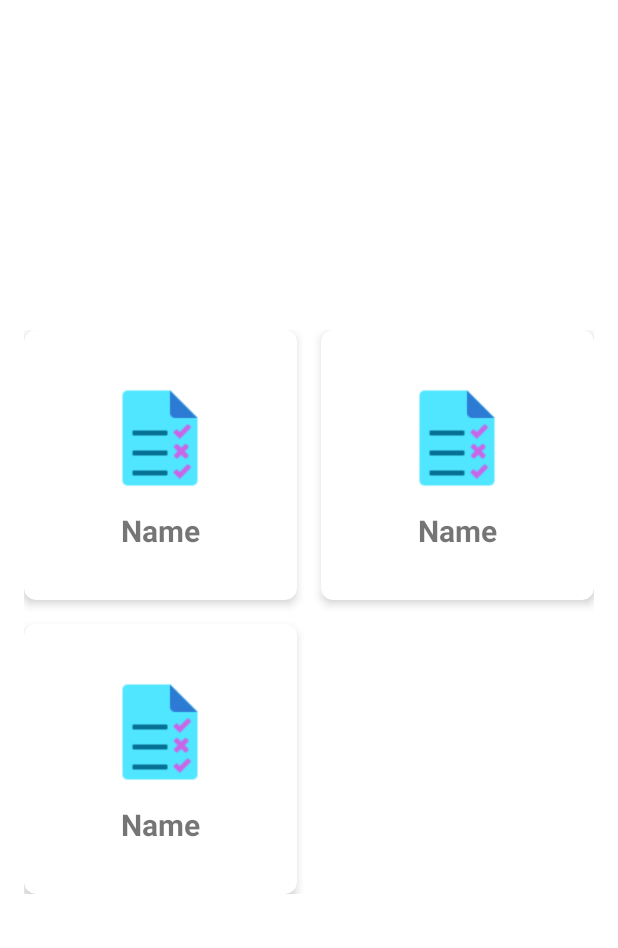
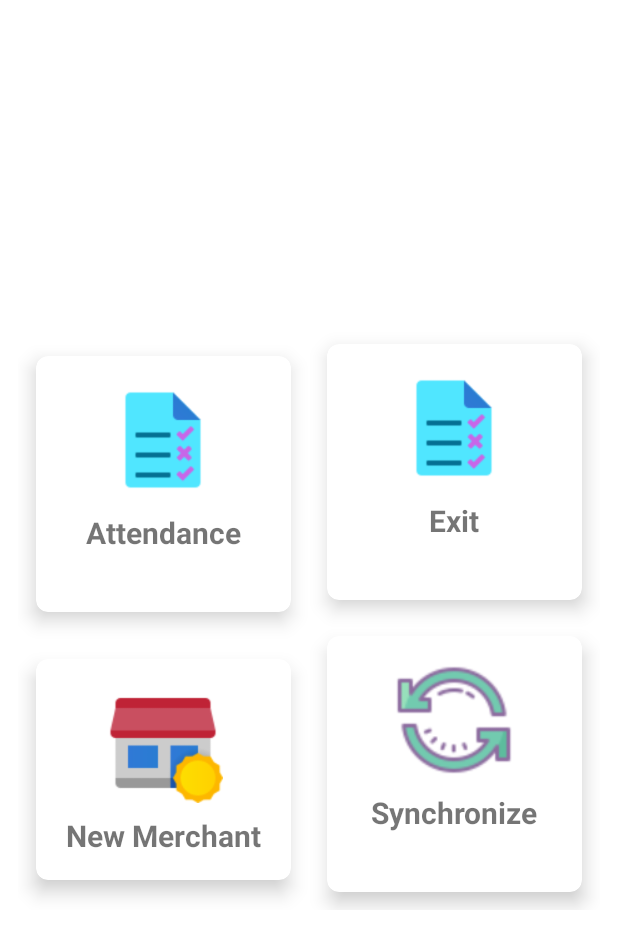
Before and after one commit to monir-shurjomukhi/shurjopay-agent-android, an Android app: the layout fragment_home.xml on its own in the app's theme, with its tools: preview values and no code run, on a phone screen of 412 x 824 dp. Shown: the top 948 px of the screen. Run offline under Robolectric (Android 15) with nearby library versions, the phone set to English and light mode, and no system bars.

Commit message:
redesign home fragment

```diff
--- a/app/src/main/java/com/sm/spagent/ui/fragment/HomeFragment.kt
+++ b/app/src/main/java/com/sm/spagent/ui/fragment/HomeFragment.kt
@@ -44,7 +44,7 @@ class HomeFragment : Fragment() {
       R.drawable.ic_synchronize
     )
     val adapter = HomeAdapter(requireContext(), gridItems, gridIcons)
-    binding.gridView.adapter = adapter
+    //binding.gridView.adapter = adapter
 
     return root
   }
--- a/app/src/main/res/layout/fragment_home.xml
+++ b/app/src/main/res/layout/fragment_home.xml
@@ -1,12 +1,18 @@
 <?xml version="1.0" encoding="utf-8"?>
-<androidx.constraintlayout.widget.ConstraintLayout xmlns:android="http://schemas.android.com/apk/res/android"
+<ScrollView xmlns:android="http://schemas.android.com/apk/res/android"
     xmlns:app="http://schemas.android.com/apk/res-auto"
     xmlns:tools="http://schemas.android.com/tools"
     android:layout_width="match_parent"
-    android:layout_height="match_parent"
+    android:layout_height="match_parent">
+
+  <androidx.constraintlayout.widget.ConstraintLayout
+      android:layout_gravity="center"
+      android:layout_width="match_parent"
+      android:layout_height="wrap_content"
+      android:padding="12dp"
       tools:context=".ui.fragment.HomeFragment">
 
-  <GridView
+    <!--<GridView
         android:padding="@dimen/activity_horizontal_margin"
         android:id="@+id/gridView"
         android:numColumns="auto_fit"
@@ -20,5 +26,150 @@
         app:layout_constraintBottom_toBottomOf="parent"
         android:layout_width="0dp"
         android:layout_marginBottom="8dp"
-      android:layout_height="wrap_content"/>
+        android:layout_height="wrap_content"/>-->
+
+    <com.google.android.material.card.MaterialCardView
+        android:id="@+id/attendanceLayout"
+        android:layout_width="0dp"
+        android:layout_height="wrap_content"
+        android:layout_margin="12dp"
+        app:cardCornerRadius="8dp"
+        app:cardElevation="8dp"
+        app:layout_constraintBottom_toTopOf="@id/newMerchantLayout"
+        app:layout_constraintEnd_toStartOf="@id/exitLayout"
+        app:layout_constraintStart_toStartOf="parent"
+        app:layout_constraintTop_toTopOf="parent">
+
+      <LinearLayout
+          android:layout_width="match_parent"
+          android:layout_height="wrap_content"
+          android:layout_gravity="center"
+          android:gravity="center"
+          android:orientation="vertical"
+          android:padding="16dp">
+
+        <ImageView
+            android:id="@+id/itemImageView"
+            android:layout_width="80dp"
+            android:layout_height="80dp"
+            tools:src="@drawable/ic_attendance" />
+
+        <TextView
+            android:id="@+id/itemNameTextView"
+            android:layout_width="wrap_content"
+            android:layout_height="wrap_content"
+            android:layout_marginTop="8dp"
+            android:textSize="20sp"
+            android:textStyle="bold"
+            tools:text="@string/attendance" />
+      </LinearLayout>
+    </com.google.android.material.card.MaterialCardView>
+
+    <com.google.android.material.card.MaterialCardView
+        android:id="@+id/exitLayout"
+        android:layout_width="0dp"
+        android:layout_height="wrap_content"
+        android:layout_margin="12dp"
+        app:cardCornerRadius="8dp"
+        app:cardElevation="8dp"
+        app:layout_constraintBottom_toTopOf="@id/synchronizeLayout"
+        app:layout_constraintEnd_toEndOf="parent"
+        app:layout_constraintStart_toEndOf="@id/attendanceLayout"
+        app:layout_constraintTop_toTopOf="parent">
+
+      <LinearLayout
+          android:layout_width="match_parent"
+          android:layout_height="wrap_content"
+          android:layout_gravity="center"
+          android:gravity="center"
+          android:orientation="vertical"
+          android:padding="16dp">
+
+        <ImageView
+            android:id="@+id/exitImageView"
+            android:layout_width="80dp"
+            android:layout_height="80dp"
+            tools:src="@drawable/ic_attendance" />
+
+        <TextView
+            android:id="@+id/exitTextView"
+            android:layout_width="wrap_content"
+            android:layout_height="wrap_content"
+            android:layout_marginTop="8dp"
+            android:textSize="20sp"
+            android:textStyle="bold"
+            tools:text="@string/exit" />
+      </LinearLayout>
+    </com.google.android.material.card.MaterialCardView>
+
+    <com.google.android.material.card.MaterialCardView
+        android:id="@+id/newMerchantLayout"
+        android:layout_width="0dp"
+        android:layout_height="wrap_content"
+        android:layout_margin="12dp"
+        app:cardCornerRadius="8dp"
+        app:cardElevation="8dp"
+        app:layout_constraintBottom_toBottomOf="parent"
+        app:layout_constraintEnd_toStartOf="@id/synchronizeLayout"
+        app:layout_constraintStart_toStartOf="parent"
+        app:layout_constraintTop_toBottomOf="@id/attendanceLayout">
+
+      <LinearLayout
+          android:layout_width="match_parent"
+          android:layout_height="wrap_content"
+          android:layout_gravity="center"
+          android:gravity="center"
+          android:orientation="vertical"
+          android:padding="16dp">
+
+        <ImageView
+            android:layout_width="80dp"
+            android:layout_height="80dp"
+            tools:src="@drawable/ic_new_merchant" />
+
+        <TextView
+            android:layout_width="wrap_content"
+            android:layout_height="wrap_content"
+            android:layout_marginTop="8dp"
+            android:textSize="20sp"
+            android:textStyle="bold"
+            android:text="@string/new_merchant" />
+      </LinearLayout>
+    </com.google.android.material.card.MaterialCardView>
+
+    <com.google.android.material.card.MaterialCardView
+        android:id="@+id/synchronizeLayout"
+        android:layout_width="0dp"
+        android:layout_height="wrap_content"
+        android:layout_margin="12dp"
+        app:cardCornerRadius="8dp"
+        app:cardElevation="8dp"
+        app:layout_constraintTop_toBottomOf="@id/exitLayout"
+        app:layout_constraintEnd_toEndOf="parent"
+        app:layout_constraintStart_toEndOf="@id/newMerchantLayout"
+        app:layout_constraintBottom_toBottomOf="parent">
+
+      <LinearLayout
+          android:layout_width="match_parent"
+          android:layout_height="wrap_content"
+          android:layout_gravity="center"
+          android:gravity="center"
+          android:orientation="vertical"
+          android:padding="16dp">
+
+        <ImageView
+            android:layout_width="80dp"
+            android:layout_height="80dp"
+            tools:src="@drawable/ic_synchronize" />
+
+        <TextView
+            android:layout_width="wrap_content"
+            android:layout_height="wrap_content"
+            android:layout_marginTop="8dp"
+            android:textSize="20sp"
+            android:textStyle="bold"
+            tools:text="@string/synchronize" />
+      </LinearLayout>
+    </com.google.android.material.card.MaterialCardView>
   </androidx.constraintlayout.widget.ConstraintLayout>
+</ScrollView>
--- a/app/src/main/res/values/strings.xml
+++ b/app/src/main/res/values/strings.xml
@@ -4,9 +4,9 @@
   <string name="title_merchants">Merchants</string>
   <string name="title_dashboard">Dashboard</string>
   <string name="title_notifications">Notifications</string>
-  <string name="attendance">Attendance</string>
-  <string name="exit">Exit</string>
+  <string name="attendance">Attendance\n</string>
+  <string name="exit">Exit\n</string>
   <string name="new_merchant">New Merchant</string>
-  <string name="synchronize">Synchronize</string>
+  <string name="synchronize">Synchronize\n</string>
   <string name="change_password">Change Password</string>
 </resources>
```
Lines whose indentation alone changed are shown as unchanged.
